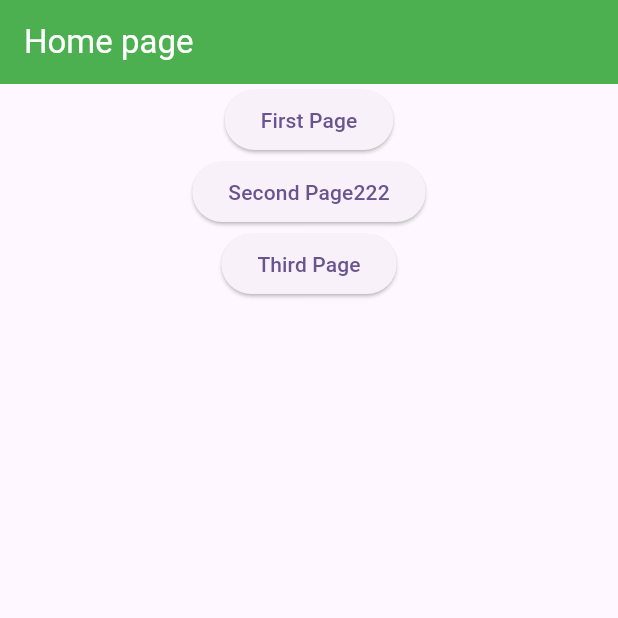
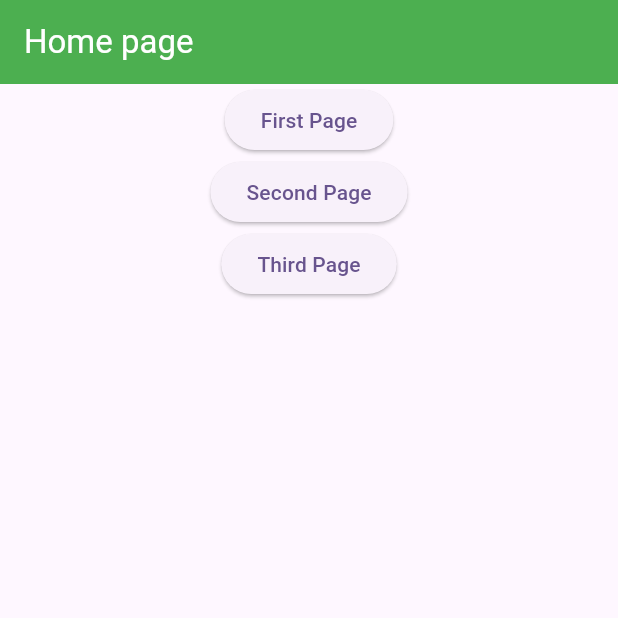
Before and after one commit to InsungBan/navigator_class_image_app, a Flutter app: the screen it shows after launch, on a phone screen of 412 x 824 dp, the top half of it. Run offline on Flutter 3.47's test engine with Material 3 defaults, Android fonts, the phone set to English and light mode, and no system bars.

Commit message:
세컨 페이지 나름 완성
일단 세컨 완성 이미지 포함

```diff
--- a/navigator_class_image_app/lib/home.dart
+++ b/navigator_class_image_app/lib/home.dart
@@ -21,7 +21,7 @@ class Home extends StatelessWidget {
             ),
             ElevatedButton(
               onPressed: () => Navigator.pushNamed(context, "/2nd"),
-              child: Text("Second Page222"),
+              child: Text("Second Page"),
             ),
             ElevatedButton(
               onPressed: () => Navigator.pushNamed(context, "/3rd"),
--- a/navigator_class_image_app/lib/main.dart
+++ b/navigator_class_image_app/lib/main.dart
@@ -1,6 +1,9 @@
 import 'package:flutter/material.dart';
 
 import 'home.dart';
+
+import 'view/secondimagepage.dart';
+import 'view/secondpage.dart';
 
 void main() {
   runApp(const MyApp());
@@ -18,12 +21,12 @@ class MyApp extends StatelessWidget {
       ),
       routes: {
         "/" :(context) => Home(),
-        "/1st" :(context) => FirstPage(),
-        "/image1" :(context) => FirstImagePage(),
+//        "/1st" :(context) => FirstPage(),
+//        "/image1" :(context) => FirstImagePage(),
         "/2nd" :(context) => SecondPage(),
         "/image2" :(context) => SecondImagePage(),
-        "/3th" :(context) => ThirdPage(),
-        "/image3" :(context) => ThirdImagePage(),
+        // "/3th" :(context) => ThirdPage(),
+        // "/image3" :(context) => ThirdImagePage(),
       },
       initialRoute: "/",
     );
--- a/navigator_class_image_app/pubspec.yaml
+++ b/navigator_class_image_app/pubspec.yaml
@@ -58,8 +58,8 @@ flutter:
   uses-material-design: true
 
   # To add assets to your application, add an assets section, like this:
-  # assets:
-  #   - images/a_dot_burr.jpeg
+  assets:
+    - images/
   #   - images/a_dot_ham.jpeg
 
   # An image asset can refer to one or more resolution-specific "variants", see
```
Also changed, not shown: navigator_class_image_app/lib/view/secondimagepage.dart (added, +26 -0 lines), navigator_class_image_app/lib/view/secondpage.dart (added, +26 -0 lines), navigator_class_image_app/images/pikachu-1.jpg (added), navigator_class_image_app/images/pikachu-2.jpg (added), navigator_class_image_app/images/pikachu-3.jpg (added), navigator_class_image_app/images/smile.png (added).
